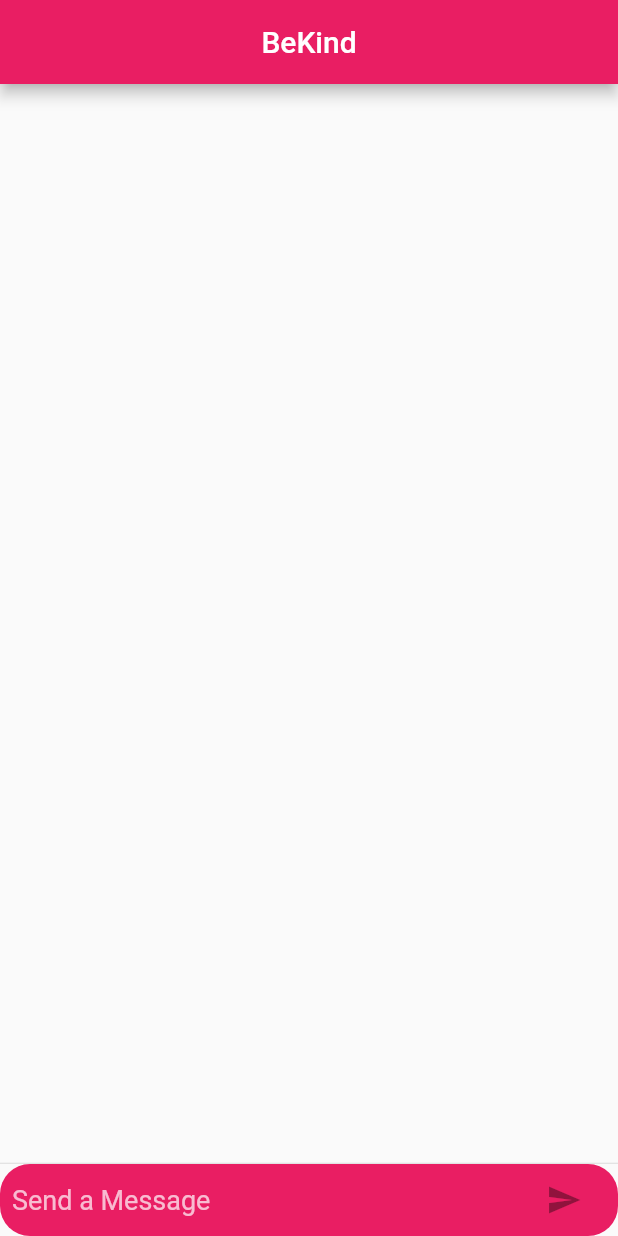
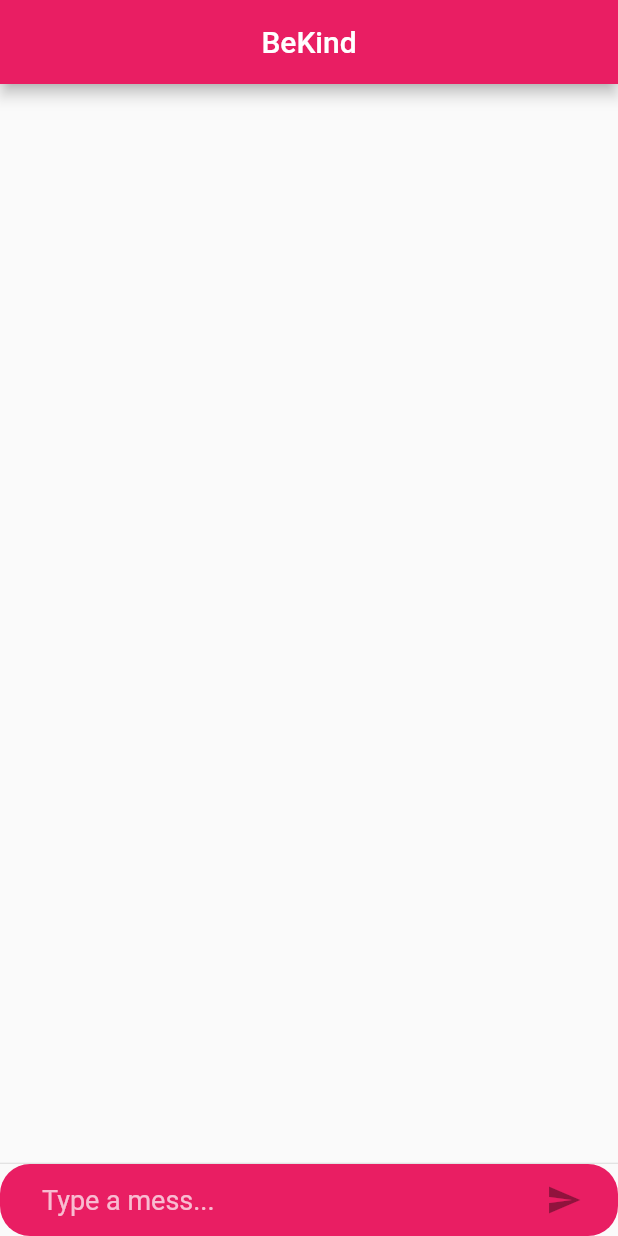
Before and after one commit to jamesonyemi/flutter-demo, a Flutter app: the screen it shows after launch, on a phone screen of 412 x 824 dp. Run offline on Flutter 3.47's test engine with Material 2 defaults, Android fonts, the phone set to English and light mode, and no system bars.

Commit message:
added little styling to my flutter test app

```diff
--- a/lib/main.dart
+++ b/lib/main.dart
@@ -64,8 +64,9 @@ class ChatMessage extends StatelessWidget {
                   margin: const EdgeInsets.only(top: 5.0),
                   child: new Text(text,
                   style: new TextStyle(
-                    fontSize: 18.0,
-                    fontWeight: FontWeight.bold
+                    fontSize: 15.50,
+                    fontWeight: FontWeight.w500,
+                    fontFamily: 'Roboto',
                     ),
                   ),
                 )
@@ -95,9 +96,13 @@ class ChatMessage extends StatelessWidget {
        data: new IconThemeData(color: Theme.of(context).accentColor),
         child: new Container(
         margin: const EdgeInsets.symmetric(horizontal: 8.0),
+        // width: 250.0,
+        child: new Padding(
+         padding: new EdgeInsets.only(left:20.0),
           child: new Row(
             children: <Widget>[
               new Flexible(
+                child: new Container(
                   child: new TextField(
                     style: new TextStyle(
                       color: Colors.white,
@@ -108,8 +113,9 @@ class ChatMessage extends StatelessWidget {
                     onChanged: (String text) => setState( ()=> _isComposing = text.length > 0),
                     onSubmitted: _handleSubmitted,
                     decoration: new InputDecoration.collapsed(
-                  hintText: "Send a Message",
+                      hintText: "Type a mess...",
                       hintStyle: new TextStyle(color: Colors.white70)
+                    ),
                   ),
                 ),
               ),
@@ -133,6 +139,7 @@ class ChatMessage extends StatelessWidget {
 
               ),
             ],
+          ),
         ),
       ),
     );
```
Lines whose indentation alone changed are shown as unchanged.
